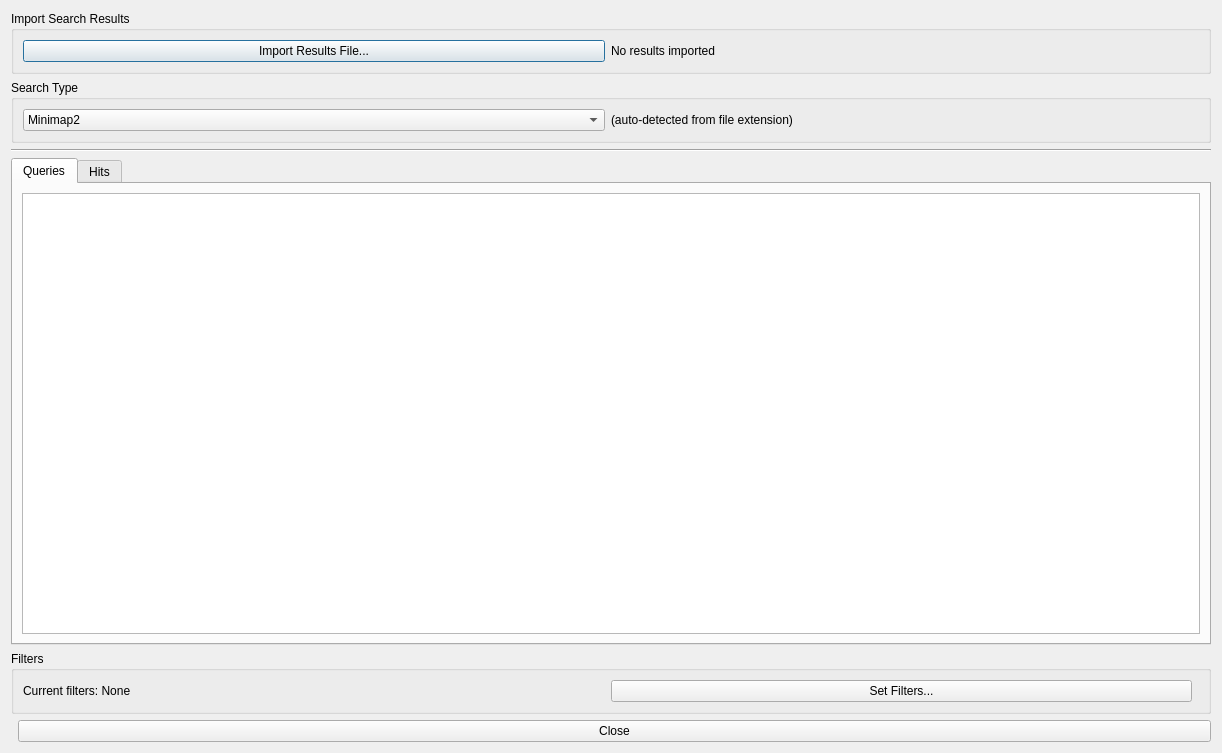
Old version of the form ui/dialogs/graphsearchdialog.ui in the repository Steven-Stimson/Pathfinder.
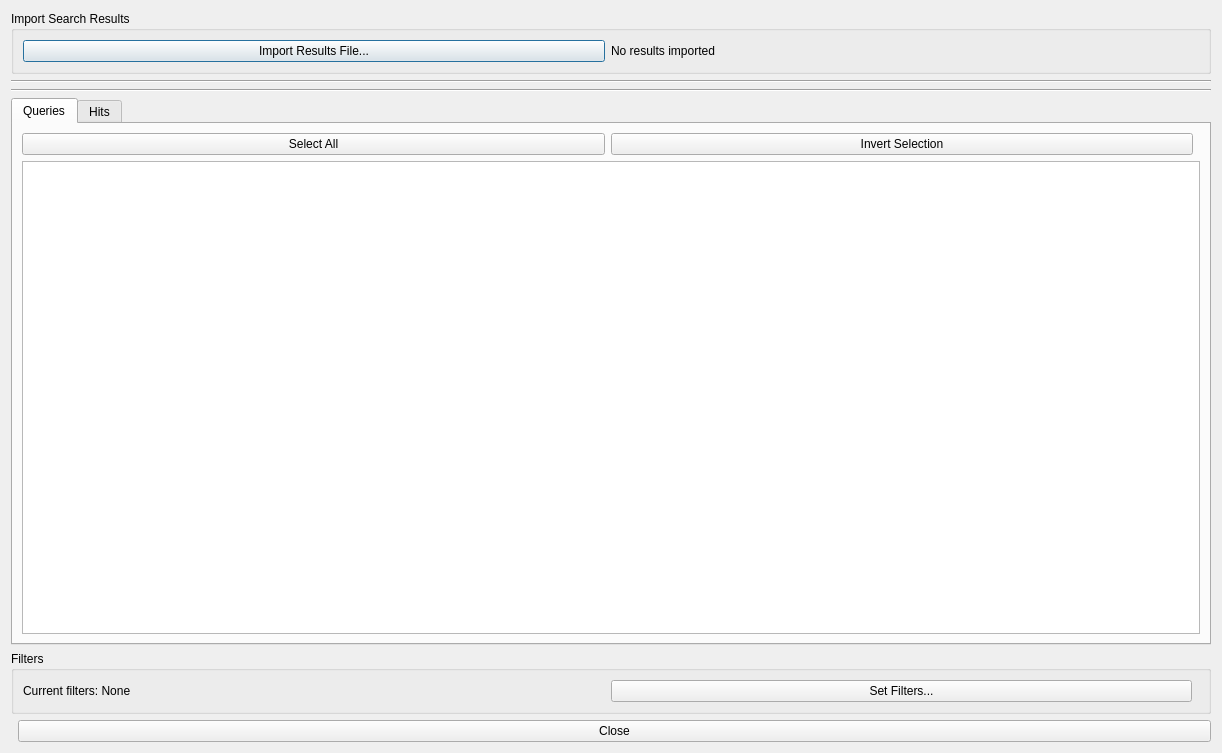
New version of the form.

Patch:
```diff
--- a/ui/dialogs/graphsearchdialog.ui
+++ b/ui/dialogs/graphsearchdialog.ui
@@ -48,45 +48,10 @@
     </widget>
    </item>
    <item>
-    <widget class="QGroupBox" name="searchTypeGroupBox">
-     <property name="title">
-      <string>Search Type</string>
+    <widget class="Line" name="line1">
+     <property name="orientation">
+      <enum>Qt::Horizontal</enum>
      </property>
-     <layout class="QHBoxLayout" name="searchTypeLayout">
-      <item>
-       <widget class="QComboBox" name="searcherComboBox">
-        <item>
-         <property name="text">
-          <string>Minimap2</string>
-         </property>
-        </item>
-        <item>
-         <property name="text">
-          <string>BLAST</string>
-         </property>
-        </item>
-        <item>
-         <property name="text">
-          <string>HMMER</string>
-         </property>
-        </item>
-       </widget>
-      </item>
-      <item>
-       <widget class="QLabel" name="searchTypeLabel">
-        <property name="text">
-         <string>(auto-detected from file extension)</string>
-        </property>
-       </widget>
-      </item>
-      <item>
-       <spacer name="searchTypeSpacer">
-        <property name="orientation">
-         <enum>Qt::Horizontal</enum>
-        </property>
-       </spacer>
-      </item>
-     </layout>
     </widget>
    </item>
    <item>
@@ -106,6 +71,31 @@
        <string>Queries</string>
       </attribute>
       <layout class="QVBoxLayout" name="queriesTabLayout">
+       <item>
+        <layout class="QHBoxLayout" name="queriesButtonLayout">
+         <item>
+          <widget class="QPushButton" name="selectAllQueriesButton">
+           <property name="text">
+            <string>Select All</string>
+           </property>
+          </widget>
+         </item>
+         <item>
+          <widget class="QPushButton" name="invertSelectionQueriesButton">
+           <property name="text">
+            <string>Invert Selection</string>
+           </property>
+          </widget>
+         </item>
+         <item>
+          <spacer name="queriesButtonSpacer">
+           <property name="orientation">
+            <enum>Qt::Horizontal</enum>
+           </property>
+          </spacer>
+         </item>
+        </layout>
+       </item>
        <item>
         <widget class="QTableView" name="blastQueriesTable">
          <property name="selectionMode">
```
